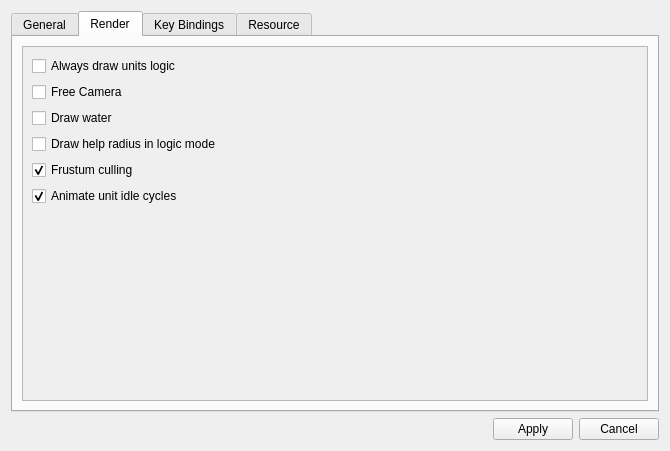
Qt form source/app/settings.ui (Samolleg/ataman-mp) before a commit.
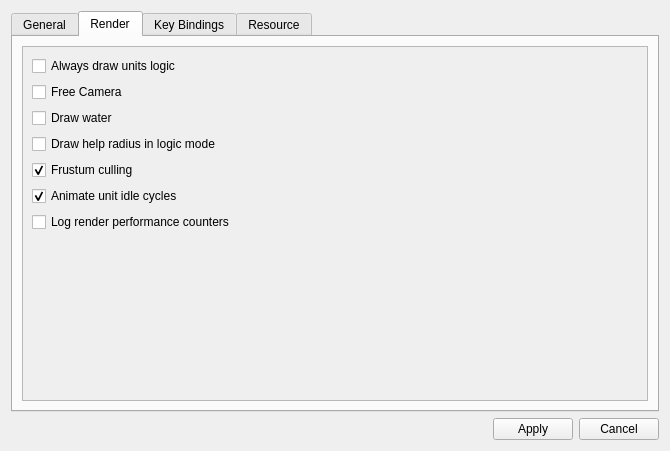
The same form after that commit. The open tabs and pages were chosen to show the change.

The edit to the form file:
```diff
--- a/source/app/settings.ui
+++ b/source/app/settings.ui
@@ -380,6 +380,16 @@
              </property>
             </widget>
            </item>
+           <item>
+            <widget class="QCheckBox" name="renderPerformanceCounters">
+             <property name="toolTip">
+              <string>Logs rolling FPS, CPU submission time, asynchronous GPU time when supported, visibility counts, draw calls, triangles, and texture binds.</string>
+             </property>
+             <property name="text">
+              <string>Log render performance counters</string>
+             </property>
+            </widget>
+           </item>
            <item>
             <spacer name="verticalSpacer">
              <property name="orientation">
```
